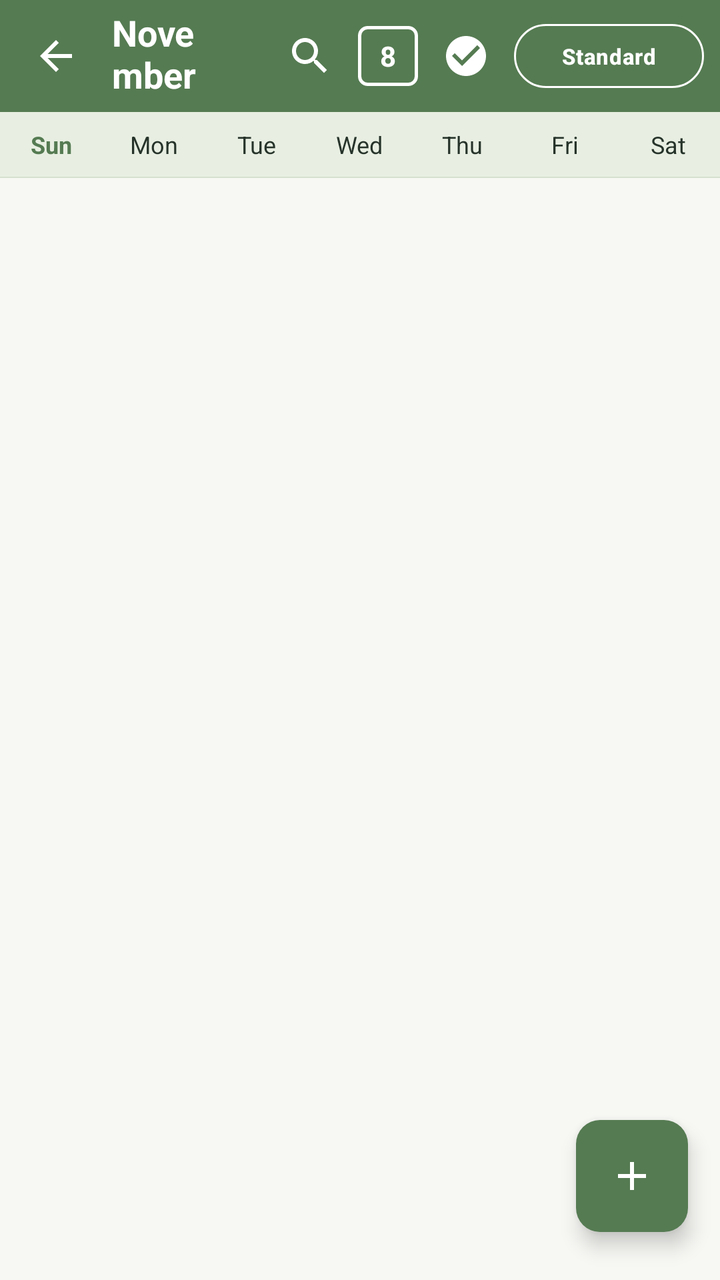
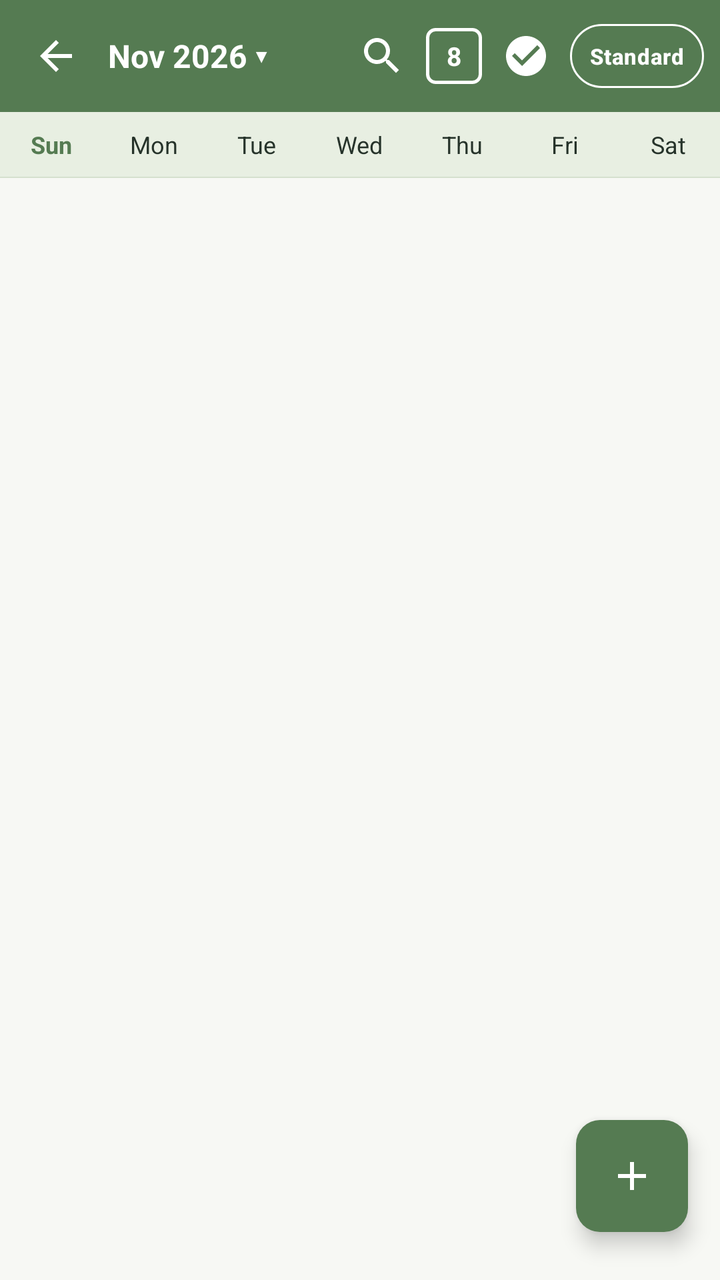

Screens rendered from an Android XML layout before and after an edit, with the pre-edit source and the edit as a unified diff.
<!-- AndroidManifest.xml: application theme Theme.AROHI -->
<!-- res/layout/fragment_google_calendar.xml -->
<?xml version="1.0" encoding="utf-8"?>
<LinearLayout
    xmlns:android="http://schemas.android.com/apk/res/android"
    xmlns:app="http://schemas.android.com/apk/res-auto"
    android:layout_width="match_parent"
    android:layout_height="match_parent"
    android:orientation="vertical"
    android:background="#F7F8F4">

    
    <LinearLayout
        android:layout_width="match_parent"
        android:layout_height="56dp"
        android:orientation="horizontal"
        android:gravity="center_vertical"
        android:paddingHorizontal="8dp"
        android:background="@color/primary_moss_green">

        
        <ImageButton
            android:id="@+id/btnGoogleCalendarBack"
            android:layout_width="40dp"
            android:layout_height="40dp"
            android:background="?attr/selectableItemBackgroundBorderless"
            android:src="@drawable/ic_arrow_back"
            app:tint="@color/white"
            android:contentDescription="Back" />

        
        <TextView
            android:id="@+id/tvGoogleMonthTitle"
            android:layout_width="0dp"
            android:layout_height="wrap_content"
            android:layout_marginStart="8dp"
            android:layout_weight="1"
            android:text="November  ▾"
            android:textColor="@color/white"
            android:textSize="18sp"
            android:textStyle="bold"
            android:background="?attr/selectableItemBackground"
            android:paddingVertical="4dp" />

        
        <ImageButton
            android:id="@+id/btnCalendarSearch"
            android:layout_width="40dp"
            android:layout_height="40dp"
            android:background="?attr/selectableItemBackgroundBorderless"
            android:src="@drawable/ic_search"
            app:tint="@color/white"
            android:contentDescription="Search" />

        
        <TextView
            android:id="@+id/tvCalendarTodayBadge"
            android:layout_width="30dp"
            android:layout_height="30dp"
            android:layout_marginStart="4dp"
            android:gravity="center"
            android:text="8"
            android:textColor="@color/white"
            android:textSize="14sp"
            android:textStyle="bold"
            android:background="@drawable/bg_calendar_today_badge" />

        
        <ImageButton
            android:id="@+id/btnCalendarTasks"
            android:layout_width="40dp"
            android:layout_height="40dp"
            android:layout_marginStart="4dp"
            android:background="?attr/selectableItemBackgroundBorderless"
            android:src="@drawable/ic_check_circle"
            app:tint="@color/white"
            android:contentDescription="Tasks" />

        
        <com.google.android.material.button.MaterialButton
            android:id="@+id/btnSwitchToStandardCalendar"
            style="@style/Widget.Material3.Button.OutlinedButton"
            android:layout_width="wrap_content"
            android:layout_height="32dp"
            android:layout_marginStart="4dp"
            android:insetTop="0dp"
            android:insetBottom="0dp"
            android:text="Standard"
            android:textColor="@color/white"
            android:textSize="11sp"
            app:strokeColor="@color/white"
            app:cornerRadius="16dp" />
    </LinearLayout>

    
    <LinearLayout
        android:layout_width="match_parent"
        android:layout_height="wrap_content"
        android:orientation="horizontal"
        android:paddingVertical="8dp"
        android:background="#E8EFE2">

        <TextView
            android:layout_width="0dp"
            android:layout_height="wrap_content"
            android:layout_weight="1"
            android:gravity="center"
            android:text="Sun"
            android:textColor="@color/primary_moss_green"
            android:textSize="12sp"
            android:textStyle="bold" />

        <TextView
            android:layout_width="0dp"
            android:layout_height="wrap_content"
            android:layout_weight="1"
            android:gravity="center"
            android:text="Mon"
            android:textColor="@color/text_primary"
            android:textSize="12sp" />

        <TextView
            android:layout_width="0dp"
            android:layout_height="wrap_content"
            android:layout_weight="1"
            android:gravity="center"
            android:text="Tue"
            android:textColor="@color/text_primary"
            android:textSize="12sp" />

        <TextView
            android:layout_width="0dp"
            android:layout_height="wrap_content"
            android:layout_weight="1"
            android:gravity="center"
            android:text="Wed"
            android:textColor="@color/text_primary"
            android:textSize="12sp" />

        <TextView
            android:layout_width="0dp"
            android:layout_height="wrap_content"
            android:layout_weight="1"
            android:gravity="center"
            android:text="Thu"
            android:textColor="@color/text_primary"
            android:textSize="12sp" />

        <TextView
            android:layout_width="0dp"
            android:layout_height="wrap_content"
            android:layout_weight="1"
            android:gravity="center"
            android:text="Fri"
            android:textColor="@color/text_primary"
            android:textSize="12sp" />

        <TextView
            android:layout_width="0dp"
            android:layout_height="wrap_content"
            android:layout_weight="1"
            android:gravity="center"
            android:text="Sat"
            android:textColor="@color/text_primary"
            android:textSize="12sp" />
    </LinearLayout>

    
    <View
        android:layout_width="match_parent"
        android:layout_height="0.5dp"
        android:background="#D5E0CE" />

    
    <FrameLayout
        android:layout_width="match_parent"
        android:layout_height="0dp"
        android:layout_weight="1">

        
        <ScrollView
            android:layout_width="match_parent"
            android:layout_height="match_parent"
            android:fillViewport="true"
            android:scrollbars="none"
            android:background="#F7F8F4">

            <LinearLayout
                android:id="@+id/layoutMonthGrid"
                android:layout_width="match_parent"
                android:layout_height="match_parent"
                android:orientation="vertical">
                
            </LinearLayout>
        </ScrollView>

        
        <com.google.android.material.floatingactionbutton.FloatingActionButton
            android:id="@+id/fabGoogleBookEvent"
            android:layout_width="wrap_content"
            android:layout_height="wrap_content"
            android:layout_gravity="bottom|end"
            android:layout_marginEnd="16dp"
            android:layout_marginBottom="24dp"
            android:backgroundTint="@color/primary_moss_green"
            android:contentDescription="Create Event"
            app:shapeAppearanceOverlay="@style/ShapeAppearance.Material3.Corner.Medium"
            app:tint="@color/white"
            app:srcCompat="@drawable/ic_add" />

        
        <LinearLayout
            android:id="@+id/layoutGoogleCalendarEmpty"
            android:layout_width="0dp"
            android:layout_height="0dp"
            android:visibility="gone" />

        <androidx.recyclerview.widget.RecyclerView
            android:id="@+id/recyclerGoogleCalendar"
            android:layout_width="0dp"
            android:layout_height="0dp"
            android:visibility="gone" />

    </FrameLayout>

</LinearLayout>
<!-- resources referenced by this layout -->
<resources>
  <style name="Theme.AROHI" parent="Theme.Material3.Light.NoActionBar">
          
          <item name="colorPrimary">@color/primary_moss_green</item>
          <item name="colorOnPrimary">@color/white</item>
          <item name="colorPrimaryContainer">@color/pale_mint</item>
          <item name="colorOnPrimaryContainer">@color/deep_forest_green</item>
  
          <item name="colorSecondary">@color/secondary_sage</item>
          <item name="colorOnSecondary">@color/white</item>
          <item name="colorSecondaryContainer">@color/soft_sage</item>
          <item name="colorOnSecondaryContainer">@color/deep_forest_green</item>
  
          <item name="colorTertiary">@color/deep_forest_green</item>
          <item name="colorOnTertiary">@color/white</item>
  
          <item name="colorError">@color/status_emergency</item>
          <item name="colorOnError">@color/white</item>
          <item name="colorErrorContainer">@color/status_emergency_bg</item>
          <item name="colorOnErrorContainer">@color/status_emergency</item>
  
          
          <item name="android:windowBackground">@color/warm_ivory</item>
          <item name="android:colorBackground">@color/warm_ivory</item>
          <item name="colorSurface">@color/surface_card</item>
          <item name="colorOnSurface">@color/text_primary</item>
          <item name="colorSurfaceVariant">@color/pale_mint</item>
          <item name="colorOnSurfaceVariant">@color/text_secondary</item>
          <item name="colorOutline">@color/border_stroke</item>
  
          
          <item name="android:statusBarColor">@color/deep_forest_green</item>
          <item name="android:navigationBarColor">@color/warm_ivory</item>
          <item name="android:windowLightStatusBar">false</item>
  
          
          <item name="materialButtonStyle">@style/Widget.AROHI.Button.Primary</item>
          <item name="textInputStyle">@style/Widget.AROHI.TextInputLayout</item>
          <item name="materialCardViewStyle">@style/Widget.AROHI.Card</item>
      </style>
  <!-- unchanged entries left out for length: 26 -->
</resources>

<!-- the commit's change to res/layout/fragment_google_calendar.xml (unified diff, before → after) -->
@@ -31,20 +31,23 @@
             android:id="@+id/tvGoogleMonthTitle"
             android:layout_width="0dp"
             android:layout_height="wrap_content"
-            android:layout_marginStart="8dp"
-            android:layout_weight="1"
-            android:text="November  ▾"
+            android:layout_marginStart="6dp"
+            android:layout_marginEnd="4dp"
+            android:layout_weight="1"
+            android:background="?attr/selectableItemBackground"
+            android:ellipsize="end"
+            android:paddingVertical="4dp"
+            android:singleLine="true"
+            android:text="Nov 2026 ▾"
             android:textColor="@color/white"
-            android:textSize="18sp"
-            android:textStyle="bold"
-            android:background="?attr/selectableItemBackground"
-            android:paddingVertical="4dp" />
+            android:textSize="16sp"
+            android:textStyle="bold" />
 
         
         <ImageButton
             android:id="@+id/btnCalendarSearch"
-            android:layout_width="40dp"
-            android:layout_height="40dp"
+            android:layout_width="36dp"
+            android:layout_height="36dp"
             android:background="?attr/selectableItemBackgroundBorderless"
             android:src="@drawable/ic_search"
             app:tint="@color/white"
@@ -53,21 +56,21 @@
         
         <TextView
             android:id="@+id/tvCalendarTodayBadge"
-            android:layout_width="30dp"
-            android:layout_height="30dp"
+            android:layout_width="28dp"
+            android:layout_height="28dp"
             android:layout_marginStart="4dp"
             android:gravity="center"
             android:text="8"
             android:textColor="@color/white"
-            android:textSize="14sp"
+            android:textSize="13sp"
             android:textStyle="bold"
             android:background="@drawable/bg_calendar_today_badge" />
 
         
         <ImageButton
             android:id="@+id/btnCalendarTasks"
-            android:layout_width="40dp"
-            android:layout_height="40dp"
+            android:layout_width="36dp"
+            android:layout_height="36dp"
             android:layout_marginStart="4dp"
             android:background="?attr/selectableItemBackgroundBorderless"
             android:src="@drawable/ic_check_circle"
@@ -83,6 +86,8 @@
             android:layout_marginStart="4dp"
             android:insetTop="0dp"
             android:insetBottom="0dp"
+            android:minWidth="0dp"
+            android:paddingHorizontal="10dp"
             android:text="Standard"
             android:textColor="@color/white"
             android:textSize="11sp"
<!-- resource entries referenced after the edit -->
@@ -38,6 +38,39 @@
           <item name="materialButtonStyle">@style/Widget.AROHI.Button.Primary</item>
           <item name="textInputStyle">@style/Widget.AROHI.TextInputLayout</item>
           <item name="materialCardViewStyle">@style/Widget.AROHI.Card</item>
+          <item name="materialAlertDialogTheme">@style/ThemeOverlay.AROHI.MaterialAlertDialog</item>
+          <item name="alertDialogTheme">@style/ThemeOverlay.AROHI.MaterialAlertDialog</item>
+      </style>
+  <style name="ThemeOverlay.AROHI.MaterialAlertDialog" parent="ThemeOverlay.Material3.MaterialAlertDialog">
+          <item name="buttonBarPositiveButtonStyle">@style/Widget.AROHI.Dialog.Button.Positive</item>
+          <item name="buttonBarNegativeButtonStyle">@style/Widget.AROHI.Dialog.Button.Negative</item>
+          <item name="buttonBarNeutralButtonStyle">@style/Widget.AROHI.Dialog.Button.Negative</item>
+          <item name="shapeAppearanceOverlay">@style/ShapeAppearance.AROHI.Dialog</item>
+      </style>
+  <style name="Widget.AROHI.Dialog.Button.Positive" parent="Widget.Material3.Button">
+          <item name="android:textColor">@color/white</item>
+          <item name="android:textSize">13sp</item>
+          <item name="android:textStyle">bold</item>
+          <item name="android:minHeight">38dp</item>
+          <item name="android:insetTop">0dp</item>
+          <item name="android:insetBottom">0dp</item>
+          <item name="backgroundTint">@color/primary_moss_green</item>
+          <item name="cornerRadius">19dp</item>
+      </style>
+  <style name="Widget.AROHI.Dialog.Button.Negative" parent="Widget.Material3.Button.OutlinedButton">
+          <item name="android:textColor">@color/deep_forest_green</item>
+          <item name="android:textSize">13sp</item>
+          <item name="android:textStyle">bold</item>
+          <item name="android:minHeight">38dp</item>
+          <item name="android:insetTop">0dp</item>
+          <item name="android:insetBottom">0dp</item>
+          <item name="backgroundTint">@color/surface_card</item>
+          <item name="strokeColor">@color/border_stroke</item>
+          <item name="strokeWidth">1dp</item>
+          <item name="cornerRadius">19dp</item>
+      </style>
+  <style name="ShapeAppearance.AROHI.Dialog" parent="ShapeAppearance.Material3.Corner.Medium">
+          <item name="cornerSize">16dp</item>
       </style>
   <!-- unchanged entries left out for length: 26 -->
 </resources>
